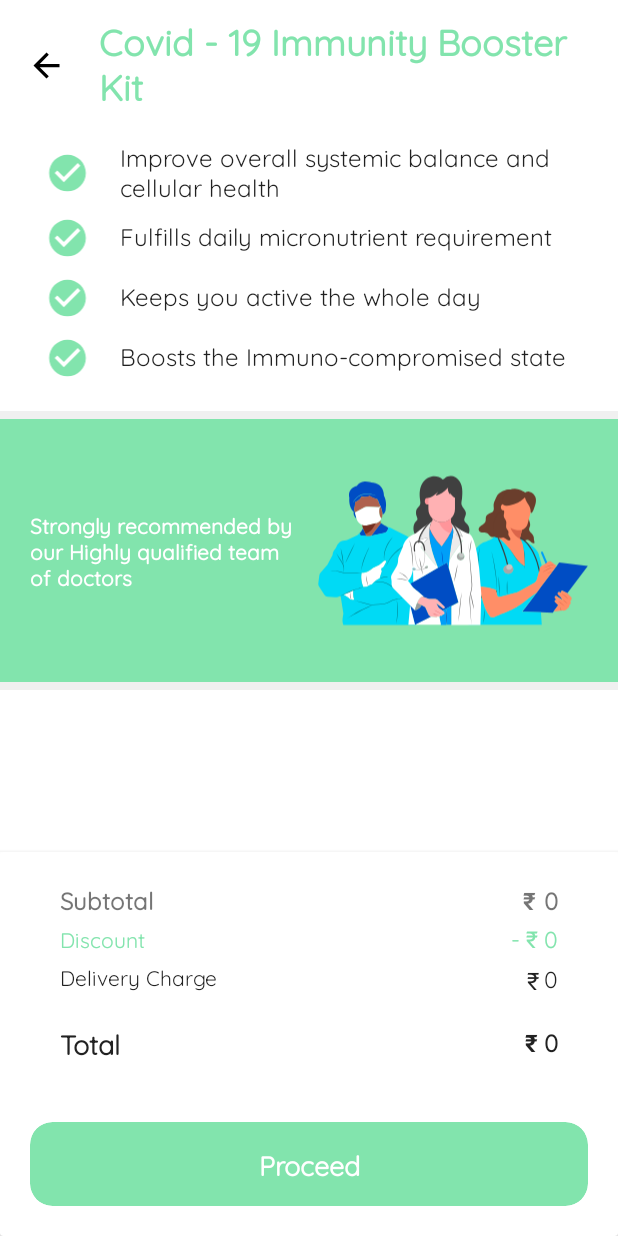
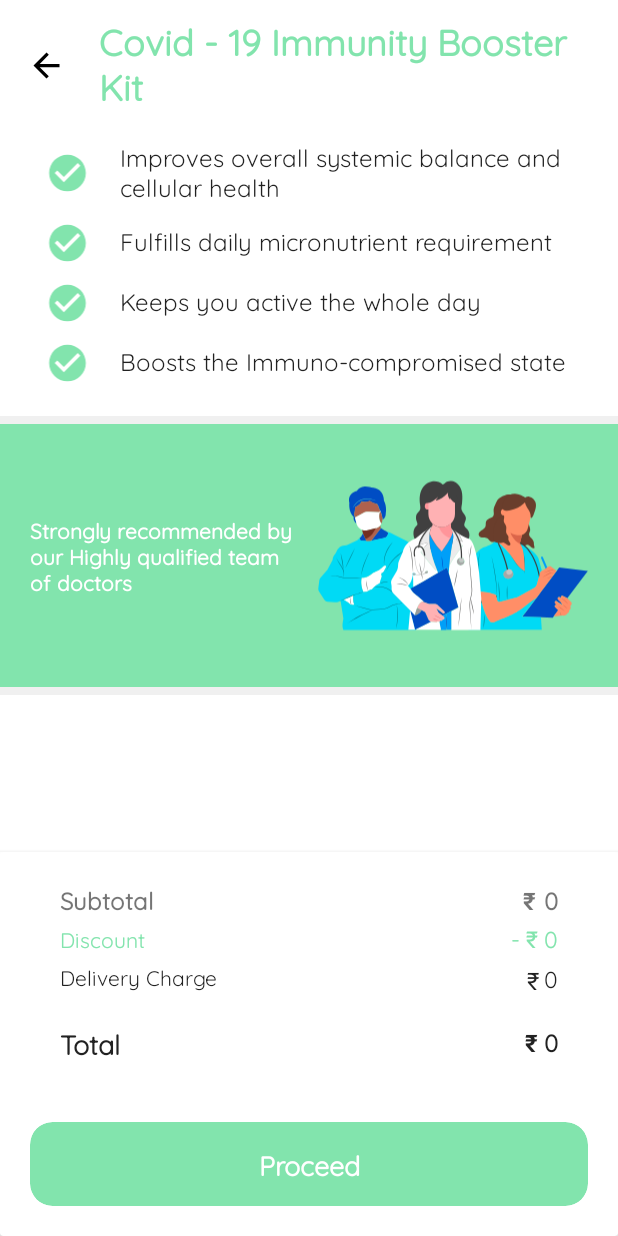
Before and after one commit to adityaagarwal16/HCare, an Android app: the CoronaVirusActivity screen opened directly, with no data from a screen before it, on a phone screen of 412 x 824 dp. Run offline under Robolectric (Android 15) with nearby library versions, the light colour scheme and no system bars; our stand-ins replace Firebase (no records; nobody signed in at launch, a user with empty details on screens opened directly).

Commit message:
implemented covid 19 immunity booster kit
Signed-off-by: aditya <adityaagarwal990@gmail.com>

```diff
--- a/app/src/main/res/layout/activity_corona_virus.xml
+++ b/app/src/main/res/layout/activity_corona_virus.xml
@@ -99,13 +99,14 @@
                         android:layout_toEndOf="@id/image1"
                         android:layout_marginStart="10dp"
                         android:paddingBottom="3dp"
-                        android:text="Improve overall systemic balance and cellular health"
+                        android:text="Improves overall systemic balance and cellular health"
                         android:textColor="?android:textColorPrimary"
                         android:textSize="16sp"
                         tools:ignore="HardcodedText" />
 
                 </RelativeLayout>
                 <RelativeLayout
+                    android:layout_marginTop="3dp"
                     android:paddingStart="20dp"
                     android:paddingEnd="20dp"
                     android:layout_width="match_parent"
```
